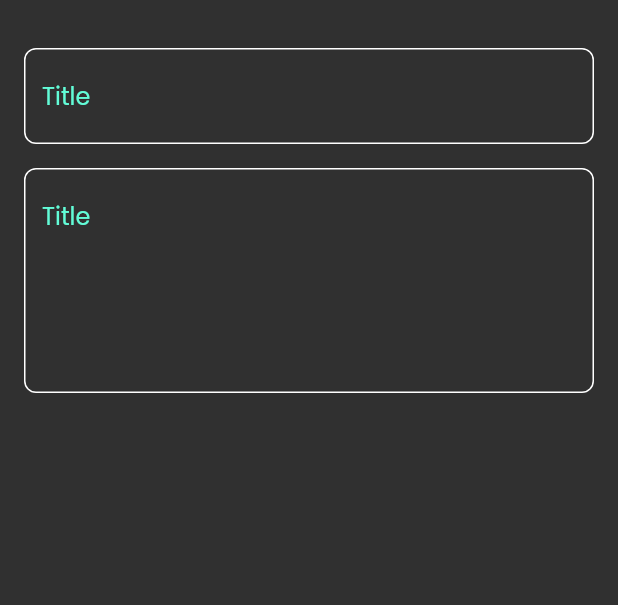
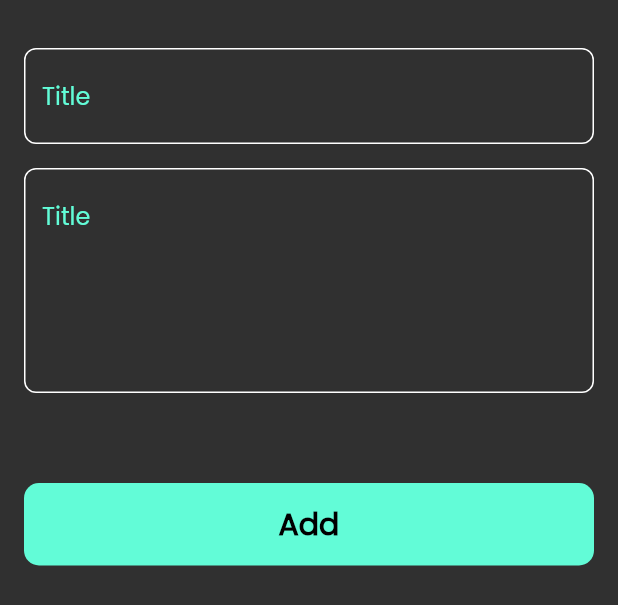
Before and after one commit to mohamedNaser1212/note_app, a Flutter app: the AddNoteBottomSheet widget shown alone on an empty page, opened directly, on a phone screen of 412 x 824 dp. Shown: the top 605 px of the screen. Run offline on Flutter 3.47's test engine with Material 2 defaults, Android fonts, the phone set to English and light mode, and no system bars; our stand-ins replace font_awesome_flutter.

Commit message:
finished Notes bottom sheet

```diff
--- a/lib/views/widgets/add_note_bottom_sheet.dart
+++ b/lib/views/widgets/add_note_bottom_sheet.dart
@@ -1,26 +1,40 @@
 import 'package:flutter/material.dart';
 import 'package:notes_app/views/widgets/custom_text_field.dart';
+
+import 'custom_Button.dart';
 
 class AddNoteBottomSheet extends StatelessWidget {
   const AddNoteBottomSheet({Key? key}) : super(key: key);
 
   @override
   Widget build(BuildContext context) {
-    return    Padding(
-      padding: EdgeInsets.symmetric(horizontal:16.0),
-      child: Column(
+    return Padding(
+      padding: EdgeInsets.symmetric(horizontal: 16.0),
+      child: SingleChildScrollView(
+        child: Column(
           children: [
             const SizedBox(
               height: 32,
             ),
-            CustomTextField(hint: 'Title',),
+            CustomTextField(
+              hint: 'Title',
+            ),
             const SizedBox(
               height: 16,
             ),
-            CustomTextField(hint: 'Content',maxlines: 5,)
-
+            CustomTextField(
+              hint: 'Content',
+              maxlines: 5,
+            ),
+            SizedBox(
+              height: 60,
+            ),
+            CustomButton(),
+            SizedBox(
+              height: 60,
+            ),
           ],
-
+        ),
       ),
     );
   }
--- /dev/null
+++ b/lib/views/widgets/custom_Button.dart
@@ -0,0 +1,24 @@
+import 'package:flutter/Material.dart';
+
+import '../../constants.dart';
+
+class CustomButton extends StatelessWidget {
+  const CustomButton({Key? key}) : super(key: key);
+
+  @override
+  Widget build(BuildContext context) {
+    return Container(
+      width: MediaQuery.of(context).size.width,
+      height: 55,
+      decoration: BoxDecoration(
+        color: KPrimaryColor,
+        borderRadius: BorderRadius.circular(10),
+      ),
+      child: const Center(
+          child: Text(
+            'Add',
+            style: TextStyle(color: Colors.black,fontSize: 20,fontWeight: FontWeight.bold),
+          )),
+    );
+  }
+}
```
